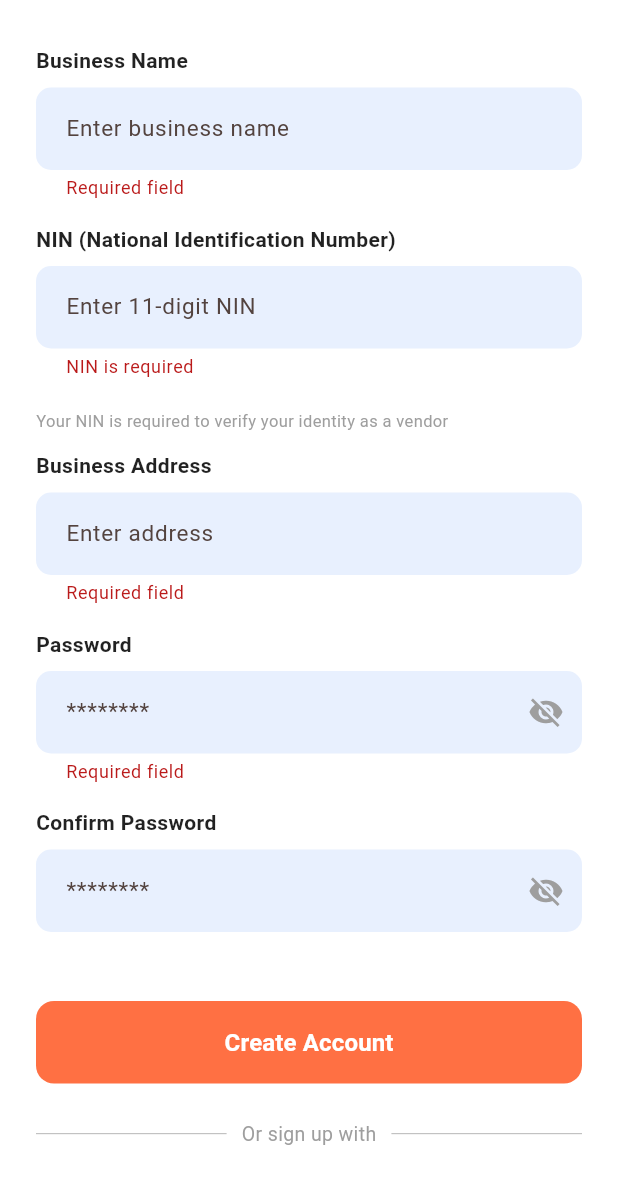
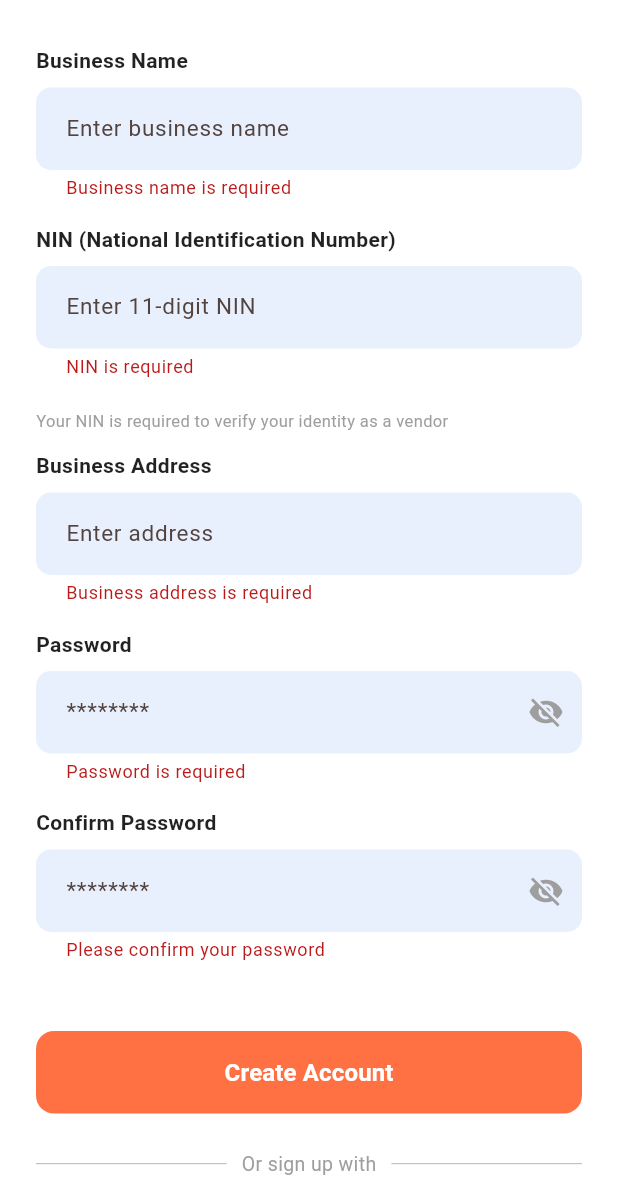
Before and after one commit to poche101/sbrai_solutions, a Flutter app: the RegisterScreen screen opened directly, scrolled down 534 dp, after a tap on "Create Account", on a phone screen of 412 x 824 dp, the part 58-1236 px from its top. Run offline on Flutter 3.47's test engine with Material 3 defaults, Android fonts, the phone set to English and light mode, and no system bars; our stand-ins replace file_picker, image_picker, shared_preferences; accounts and stored records are empty.

Commit message:
integrated registration

```diff
--- a/lib/models/vendor/vendor_model.dart
+++ b/lib/models/vendor/vendor_model.dart
@@ -3,7 +3,7 @@ class VendorModel {
   String email;
   String phoneNumber;
   String businessName;
-  String nin; // Changed from businessId
+  String nin;
   String businessAddress;
   String password;
 
--- /dev/null
+++ b/lib/services/vendor/auth_service.dart
@@ -0,0 +1,45 @@
+
+import 'dart:convert';
+import 'package:http/http.dart' as http;
+
+class AuthService {
+  static const String baseUrl = 'https://sbraisolutions.com';
+
+  Future<Map<String, dynamic>> registerVendor({
+    required String name,
+    required String email,
+    required String phone,
+    required String businessName,
+    required String nin,
+    required String address,
+    required String password,
+    required String confirmPassword,
+  }) async {
+    try {
+      final response = await http.post(
+        Uri.parse('$baseUrl/api/v1/vendor/register'),
+        headers: {
+          'Content-Type': 'application/json',
+        },
+        body: jsonEncode({
+          'full_name': name,
+          'email': email,
+          'phone_number': phone,
+          'business_name': businessName,
+          'nin': nin,
+          'business_address': address,
+          'password': password,
+          'password_confirmation': confirmPassword,
+        }),
+      );
+
+      if (response.statusCode == 200 || response.statusCode == 201) {
+        return jsonDecode(response.body);
+      } else {
+        throw Exception('Failed to register: ${response.body}');
+      }
+    } catch (e) {
+      throw Exception('Network error: $e');
+    }
+  }
+}
--- a/lib/vendor/screen/register_screen.dart
+++ b/lib/vendor/screen/register_screen.dart
@@ -1,5 +1,6 @@
 import 'package:flutter/material.dart';
 import 'login_screen.dart';
+import '../../services/vendor/auth_service.dart';
 
 class RegisterScreen extends StatefulWidget {
   const RegisterScreen({super.key});
@@ -22,6 +23,9 @@ class _RegisterScreenState extends State<RegisterScreen> {
   final _confirmPasswordController = TextEditingController();
 
   bool _isPasswordVisible = false;
+  bool _isLoading = false;
+
+  final AuthService _authService = AuthService();
 
   @override
   void dispose() {
@@ -34,6 +38,62 @@ class _RegisterScreenState extends State<RegisterScreen> {
     _passwordController.dispose();
     _confirmPasswordController.dispose();
     super.dispose();
+  }
+
+  // Added registration handler
+  Future<void> _handleRegistration() async {
+    if (!_formKey.currentState!.validate()) return;
+
+    setState(() {
+      _isLoading = true;
+    });
+
+    try {
+      final response = await _authService.registerVendor(
+        name: _nameController.text.trim(),
+        email: _emailController.text.trim(),
+        phone: _phoneController.text.trim(),
+        businessName: _businessNameController.text.trim(),
+        nin: _ninController.text.trim(),
+        address: _addressController.text.trim(),
+        password: _passwordController.text,
+        confirmPassword: _confirmPasswordController.text,
+      );
+
+      if (mounted) {
+        // Show success message
+        ScaffoldMessenger.of(context).showSnackBar(
+          const SnackBar(
+            content: Text('Registration successful! Please login to continue.'),
+            backgroundColor: Colors.green,
+            duration: Duration(seconds: 3),
+          ),
+        );
+
+        // Navigate to login screen
+        Navigator.pushReplacement(
+          context,
+          MaterialPageRoute(builder: (context) => const LoginScreen()),
+        );
+      }
+    } catch (e) {
+      if (mounted) {
+        // Show error message
+        ScaffoldMessenger.of(context).showSnackBar(
+          SnackBar(
+            content: Text('Registration failed: ${e.toString().replaceAll('Exception: ', '')}'),
+            backgroundColor: Colors.red,
+            duration: Duration(seconds: 4),
+          ),
+        );
+      }
+    } finally {
+      if (mounted) {
+        setState(() {
+          _isLoading = false;
+        });
+      }
+    }
   }
 
   @override
@@ -98,13 +158,27 @@ class _RegisterScreenState extends State<RegisterScreen> {
               const SizedBox(height: 32),
 
               _buildLabel("Full Name"),
-              _buildTextField(_nameController, "Enter your name"),
+              _buildTextField(
+                _nameController,
+                "Enter your name",
+                validator: (value) {
+                  if (value == null || value.isEmpty) return "Full name is required";
+                  return null;
+                },
+              ),
 
               _buildLabel("Email Address"),
               _buildTextField(
                 _emailController,
                 "Enter email",
                 keyboardType: TextInputType.emailAddress,
+                validator: (value) {
+                  if (value == null || value.isEmpty) return "Email is required";
+                  if (!value.contains('@') || !value.contains('.')) {
+                    return "Enter a valid email address";
+                  }
+                  return null;
+                },
               ),
 
               _buildLabel("Phone Number"),
@@ -112,10 +186,22 @@ class _RegisterScreenState extends State<RegisterScreen> {
                 _phoneController,
                 "Enter phone number",
                 keyboardType: TextInputType.phone,
+                validator: (value) {
+                  if (value == null || value.isEmpty) return "Phone number is required";
+                  if (value.length < 10) return "Enter a valid phone number";
+                  return null;
+                },
               ),
 
               _buildLabel("Business Name"),
-              _buildTextField(_businessNameController, "Enter business name"),
+              _buildTextField(
+                _businessNameController,
+                "Enter business name",
+                validator: (value) {
+                  if (value == null || value.isEmpty) return "Business name is required";
+                  return null;
+                },
+              ),
 
               _buildLabel("NIN (National Identification Number)"),
               _buildTextField(
@@ -124,8 +210,7 @@ class _RegisterScreenState extends State<RegisterScreen> {
                 keyboardType: TextInputType.number,
                 validator: (value) {
                   if (value == null || value.isEmpty) return "NIN is required";
-                  if (value.length != 11)
-                    return "NIN must be exactly 11 digits";
+                  if (value.length != 11) return "NIN must be exactly 11 digits";
                   return null;
                 },
               ),
@@ -141,13 +226,25 @@ class _RegisterScreenState extends State<RegisterScreen> {
               ),
 
               _buildLabel("Business Address"),
-              _buildTextField(_addressController, "Enter address"),
+              _buildTextField(
+                _addressController,
+                "Enter address",
+                validator: (value) {
+                  if (value == null || value.isEmpty) return "Business address is required";
+                  return null;
+                },
+              ),
 
               _buildLabel("Password"),
               _buildTextField(
                 _passwordController,
                 "********",
                 isPassword: true,
+                validator: (value) {
+                  if (value == null || value.isEmpty) return "Password is required";
+                  if (value.length < 6) return "Password must be at least 6 characters";
+                  return null;
+                },
               ),
 
               _buildLabel("Confirm Password"),
@@ -156,24 +253,20 @@ class _RegisterScreenState extends State<RegisterScreen> {
                 "********",
                 isPassword: true,
                 validator: (value) {
-                  if (value != _passwordController.text)
-                    return "Passwords do not match";
+                  if (value == null || value.isEmpty) return "Please confirm your password";
+                  if (value != _passwordController.text) return "Passwords do not match";
                   return null;
                 },
               ),
 
               const SizedBox(height: 30),
 
-              // Create Account Button
+              // Create Account Button - Updated with loading state
               SizedBox(
                 width: double.infinity,
                 height: 55,
                 child: ElevatedButton(
-                  onPressed: () {
-                    if (_formKey.currentState!.validate()) {
-                      // Handle Registration
-                    }
-                  },
+                  onPressed: _isLoading ? null : _handleRegistration,
                   style: ElevatedButton.styleFrom(
                     backgroundColor: const Color(0xFFFF7043),
                     shape: RoundedRectangleBorder(
@@ -181,7 +274,16 @@ class _RegisterScreenState extends State<RegisterScreen> {
                     ),
                     elevation: 0,
                   ),
-                  child: const Text(
+                  child: _isLoading
+                      ? const SizedBox(
+                    height: 20,
+                    width: 20,
+                    child: CircularProgressIndicator(
+                      strokeWidth: 2,
+                      valueColor: AlwaysStoppedAnimation<Color>(Colors.white),
+                    ),
+                  )
+                      : const Text(
                     'Create Account',
                     style: TextStyle(
                       color: Colors.white,
@@ -213,11 +315,17 @@ class _RegisterScreenState extends State<RegisterScreen> {
                 mainAxisAlignment: MainAxisAlignment.center,
                 children: [
                   _socialButton(Icons.g_mobiledata, Colors.red, () {
-                    // Google Signup
+                    // Google Signup - You can implement this later
+                    ScaffoldMessenger.of(context).showSnackBar(
+                      const SnackBar(content: Text('Google Sign Up coming soon!')),
+                    );
                   }),
                   const SizedBox(width: 20),
                   _socialButton(Icons.facebook, Colors.blueAccent, () {
-                    // Facebook Signup
+                    // Facebook Signup - You can implement this later
+                    ScaffoldMessenger.of(context).showSnackBar(
+                      const SnackBar(content: Text('Facebook Sign Up coming soon!')),
+                    );
                   }),
                 ],
               ),
@@ -306,10 +414,7 @@ class _RegisterScreenState extends State<RegisterScreen> {
         controller: controller,
         obscureText: isPassword && !_isPasswordVisible,
         keyboardType: keyboardType,
-        validator:
-            validator ??
-            (value) =>
-                (value == null || value.isEmpty) ? "Required field" : null,
+        validator: validator ?? (value) => (value == null || value.isEmpty) ? "Required field" : null,
         style: const TextStyle(fontSize: 15),
         decoration: InputDecoration(
           hintText: hint,
--- a/pubspec.yaml
+++ b/pubspec.yaml
@@ -13,6 +13,7 @@ dependencies:
   image_picker: ^1.0.7
   cupertino_icons: ^1.0.8
   url_launcher: ^6.2.5
+  http: ^1.1.0
   intl: ^0.20.2
   file_picker: ^10.3.10
   http: ^1.1.0
```
Also changed, not shown: pubspec.lock, 1 other file. Lines whose indentation alone changed are shown as unchanged.
